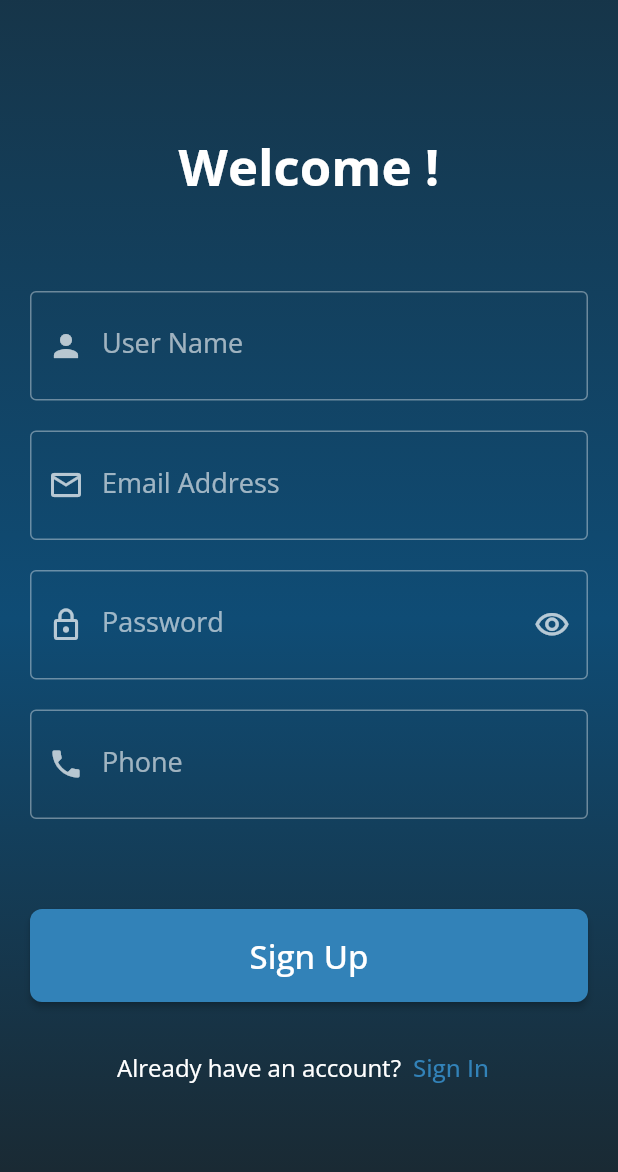
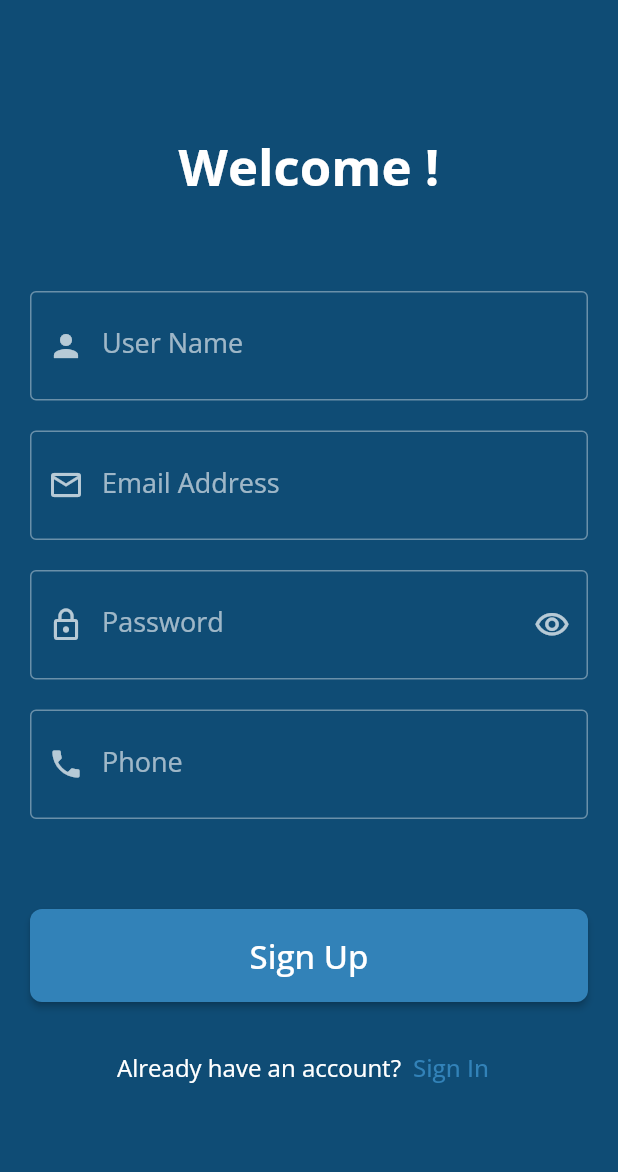
Before and after one commit to FadyShehataa/social_app, a Flutter app: the screen it shows after launch, after a tap on "Sign In", after a tap on "Sign Up", on a phone screen of 412 x 824 dp. Shown: the top 1172 px of the screen. Run offline on Flutter 3.47's test engine with Material 2 defaults, Android fonts, the phone set to English and light mode, and no system bars; drawn by our look-alikes of modal_progress_hud_nsn; our stand-ins replace cloud_firestore, dartz, device_preview, dio, equatable, firebase_auth and 9 more; missing offline and left inert: empty_widget; accounts and stored records are empty.

```diff
--- a/lib/Core/utils/assets_data.dart
+++ b/lib/Core/utils/assets_data.dart
@@ -1,4 +1,5 @@
 abstract class AssetsData {
   static const String profileImage = 'assets/images/default_profile.png';
   static const String coverImage = 'assets/images/default_cover.png';
+  static const String emptyChat = 'assets/images/empty_chat.png';
 }
--- a/lib/Features/Auth/presentation/views/login_view.dart
+++ b/lib/Features/Auth/presentation/views/login_view.dart
@@ -1,5 +1,4 @@
 import 'package:flutter/material.dart';
-import 'package:social_app/Core/utils/my_colors.dart';
 import 'package:social_app/Features/Auth/presentation/views/widgets/login_view_body.dart';
 
 class LoginView extends StatelessWidget {
@@ -8,21 +7,8 @@ class LoginView extends StatelessWidget {
   @override
   Widget build(BuildContext context) {
     return Scaffold(
-      body: Container(
-        decoration: BoxDecoration(
-          gradient: LinearGradient(
-            begin: Alignment.topCenter,
-            end: Alignment.bottomCenter,
-            colors: [
-              MyColors.myDarkCerulean.withOpacity(0.4),
-              MyColors.myDarkCerulean,
-              MyColors.myDarkGunmetal,
-            ],
-          ),
-        ),
-        child: SafeArea(
-          child: LoginViewBody(),
-        ),
+      body: SafeArea(
+        child: LoginViewBody(),
       ),
     );
   }
--- a/lib/Features/Auth/presentation/views/register_view.dart
+++ b/lib/Features/Auth/presentation/views/register_view.dart
@@ -9,21 +9,8 @@ class RegisterView extends StatelessWidget {
   @override
   Widget build(BuildContext context) {
     return Scaffold(
-      body: Container(
-        decoration: BoxDecoration(
-          gradient: LinearGradient(
-            begin: Alignment.topCenter,
-            end: Alignment.bottomCenter,
-            colors: [
-              MyColors.myDarkCerulean.withOpacity(0.4),
-              MyColors.myDarkCerulean,
-              MyColors.myDarkGunmetal,
-            ],
-          ),
-        ),
-        child: SafeArea(
-          child: RegisterViewBody(),
-        ),
+      body: SafeArea(
+        child: RegisterViewBody(),
       ),
     );
   }
--- a/lib/Features/Auth/presentation/views/widgets/register_form_section.dart
+++ b/lib/Features/Auth/presentation/views/widgets/register_form_section.dart
@@ -16,8 +16,7 @@ class RegisterFormSection extends StatelessWidget {
   final TextEditingController passwordController;
   final TextEditingController nameController;
   final TextEditingController phoneController;
-
-  GlobalKey<FormState> formKey = GlobalKey<FormState>();
+  final GlobalKey<FormState> formKey = GlobalKey<FormState>();
 
   @override
   Widget build(BuildContext context) {
--- a/lib/Features/Auth/presentation/views/widgets/register_view_body.dart
+++ b/lib/Features/Auth/presentation/views/widgets/register_view_body.dart
@@ -29,6 +29,7 @@ class RegisterViewBody extends StatelessWidget {
           isLoading = true;
         } else if (state is RegisterSuccessState) {
           isLoading = false;
+          // TODO save user data in cache
           GoRouter.of(context).go(AppRouter.kHomeView);
         } else if (state is RegisterFailureState) {
           isLoading = false;
--- a/lib/Features/News Feed/presentation/views/widgets/custom_divider.dart
+++ b/lib/Features/News Feed/presentation/views/widgets/custom_divider.dart
@@ -6,8 +6,8 @@ class CustomDivider extends StatelessWidget {
   @override
   Widget build(BuildContext context) {
     return const Divider(
-      thickness: 1,
-      height: 10,
+      thickness: 2,
+      height: 20,
     );
   }
 }
--- a/lib/Features/Splash/presentation/views/splash_view.dart
+++ b/lib/Features/Splash/presentation/views/splash_view.dart
@@ -8,22 +8,9 @@ class SplashView extends StatelessWidget {
 
   @override
   Widget build(BuildContext context) {
-    return Scaffold(
-      body: Container(
-        decoration: BoxDecoration(
-          gradient: LinearGradient(
-            begin: Alignment.topCenter,
-            end: Alignment.bottomCenter,
-            colors: [
-              MyColors.myDarkCerulean.withOpacity(0.4),
-              MyColors.myDarkCerulean,
-              MyColors.myDarkGunmetal,
-            ],
-          ),
-        ),
-        child: const SafeArea(
-          child: SplashViewBody(),
-        ),
+    return const Scaffold(
+      body: SafeArea(
+        child: SplashViewBody(),
       ),
     );
   }
--- a/lib/main.dart
+++ b/lib/main.dart
@@ -40,7 +40,7 @@ class SocialApp extends StatelessWidget {
           elevation: 20.0,
           backgroundColor: Colors.white,
         ),
-        scaffoldBackgroundColor: MyColors.myDarkGunmetal,
+        scaffoldBackgroundColor: MyColors.myDarkCerulean,
       ),
     );
   }
```
Also changed, not shown: lib/Core/widgets/custom_empty_widget.dart (added, +27 -0 lines), lib/Features/Chat/presentation/views/chats_view.dart (+16 -8 lines), lib/Features/Chat/presentation/views/widgets/chat_item.dart (+4 -3 lines), lib/Features/Chat/presentation/views/widgets/chats_search_text_field.dart (+9 -11 lines), assets/images/Empty_chat.png (added).
